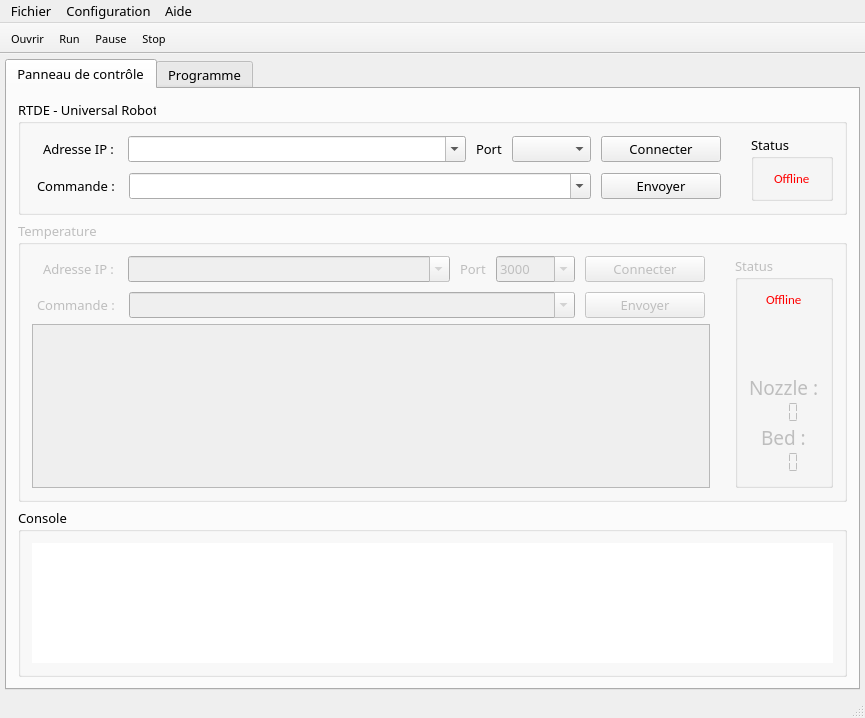
The window that RTDE-fdm-gui/mainwindow.ui (JulesTopart/RTDE-GUI-Sender) describes before a commit, drawn with Qt 5.
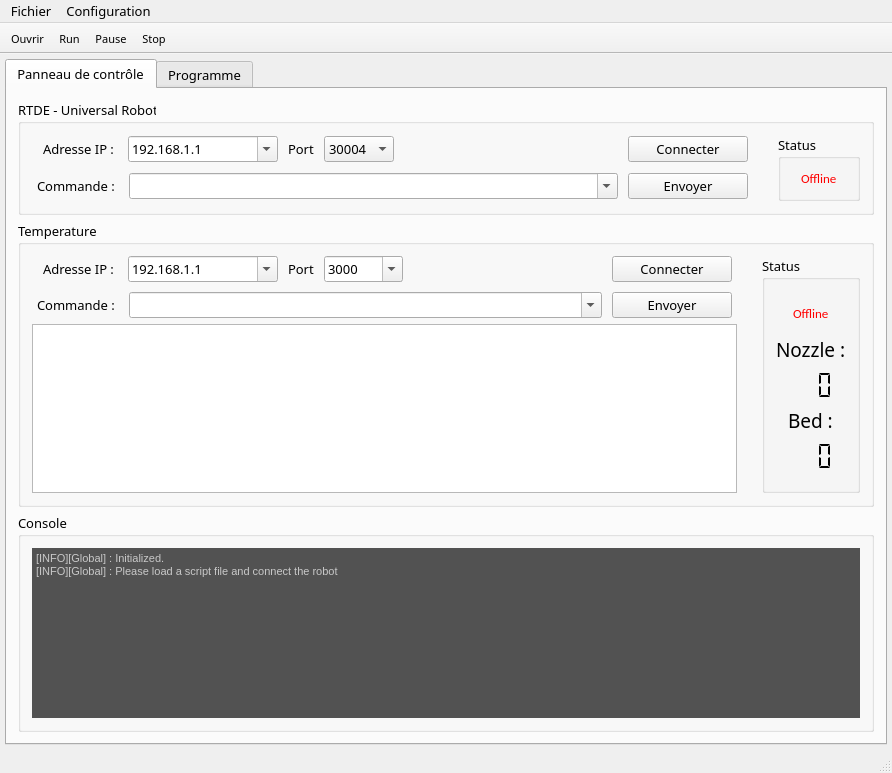
The same window after the commit. The open tabs and pages were chosen to show the change. Icons and pictures are not drawn.

```diff
--- a/RTDE-fdm-gui/mainwindow.ui
+++ b/RTDE-fdm-gui/mainwindow.ui
@@ -9,8 +9,8 @@
    <rect>
     <x>0</x>
     <y>0</y>
-    <width>865</width>
-    <height>718</height>
+    <width>892</width>
+    <height>773</height>
    </rect>
   </property>
   <property name="font">
@@ -55,7 +55,7 @@
         <string>Panneau de contrôle</string>
        </attribute>
        <layout class="QVBoxLayout" name="verticalLayout">
-        <item>
+        <item alignment="Qt::AlignTop">
          <widget class="QGroupBox" name="groupBox_rtde">
           <property name="sizePolicy">
            <sizepolicy hsizetype="Preferred" vsizetype="Maximum">
@@ -118,11 +118,17 @@
                <item>
                 <widget class="QComboBox" name="comboBoxIP_rtde">
                  <property name="sizePolicy">
-                  <sizepolicy hsizetype="MinimumExpanding" vsizetype="Fixed">
+                  <sizepolicy hsizetype="Maximum" vsizetype="Fixed">
                    <horstretch>0</horstretch>
                    <verstretch>0</verstretch>
                   </sizepolicy>
                  </property>
+                 <property name="minimumSize">
+                  <size>
+                   <width>150</width>
+                   <height>0</height>
+                  </size>
+                 </property>
                  <property name="maximumSize">
                   <size>
                    <width>16777215</width>
@@ -135,16 +141,27 @@
                  <property name="insertPolicy">
                   <enum>QComboBox::InsertAtTop</enum>
                  </property>
+                 <item>
+                  <property name="text">
+                   <string>192.168.1.1</string>
+                  </property>
+                 </item>
                 </widget>
                </item>
                <item>
                 <widget class="QLabel" name="labelPort">
                  <property name="sizePolicy">
-                  <sizepolicy hsizetype="Preferred" vsizetype="Preferred">
+                  <sizepolicy hsizetype="Maximum" vsizetype="Preferred">
                    <horstretch>0</horstretch>
                    <verstretch>0</verstretch>
                   </sizepolicy>
                  </property>
+                 <property name="minimumSize">
+                  <size>
+                   <width>20</width>
+                   <height>0</height>
+                  </size>
+                 </property>
                  <property name="text">
                   <string>Port</string>
                  </property>
@@ -158,17 +175,41 @@
                    <verstretch>0</verstretch>
                   </sizepolicy>
                  </property>
+                 <property name="minimumSize">
+                  <size>
+                   <width>70</width>
+                   <height>0</height>
+                  </size>
+                 </property>
                  <property name="editable">
                   <bool>false</bool>
                  </property>
                  <property name="currentText">
-                  <string/>
+                  <string>30004</string>
                  </property>
                  <property name="insertPolicy">
                   <enum>QComboBox::InsertAtTop</enum>
                  </property>
+                 <item>
+                  <property name="text">
+                   <string>30004</string>
+                  </property>
+                 </item>
                 </widget>
                </item>
+               <item>
+                <spacer name="horizontalSpacer_7">
+                 <property name="orientation">
+                  <enum>Qt::Horizontal</enum>
+                 </property>
+                 <property name="sizeHint" stdset="0">
+                  <size>
+                   <width>40</width>
+                   <height>20</height>
+                  </size>
+                 </property>
+                </spacer>
+               </item>
                <item>
                 <widget class="QPushButton" name="buttonConnect_rtde">
                  <property name="sizePolicy">
@@ -317,7 +358,7 @@
         <item>
          <widget class="QGroupBox" name="groupBox_temp">
           <property name="enabled">
-           <bool>false</bool>
+           <bool>true</bool>
           </property>
           <property name="sizePolicy">
            <sizepolicy hsizetype="Preferred" vsizetype="Maximum">
@@ -328,6 +369,12 @@
           <property name="title">
            <string>Temperature</string>
           </property>
+          <property name="flat">
+           <bool>false</bool>
+          </property>
+          <property name="checkable">
+           <bool>false</bool>
+          </property>
           <layout class="QHBoxLayout" name="horizontalLayout_8">
            <property name="spacing">
             <number>15</number>
@@ -385,17 +432,28 @@
                  <item>
                   <widget class="QComboBox" name="comboBoxIP_temp">
                    <property name="sizePolicy">
-                    <sizepolicy hsizetype="MinimumExpanding" vsizetype="Fixed">
+                    <sizepolicy hsizetype="Maximum" vsizetype="Fixed">
                      <horstretch>0</horstretch>
                      <verstretch>0</verstretch>
                     </sizepolicy>
                    </property>
+                   <property name="minimumSize">
+                    <size>
+                     <width>150</width>
+                     <height>0</height>
+                    </size>
+                   </property>
                    <property name="editable">
                     <bool>true</bool>
                    </property>
                    <property name="insertPolicy">
                     <enum>QComboBox::InsertAtTop</enum>
                    </property>
+                   <item>
+                    <property name="text">
+                     <string>192.168.1.1</string>
+                    </property>
+                   </item>
                   </widget>
                  </item>
                  <item>
@@ -419,6 +477,12 @@
                      <verstretch>0</verstretch>
                     </sizepolicy>
                    </property>
+                   <property name="minimumSize">
+                    <size>
+                     <width>70</width>
+                     <height>0</height>
+                    </size>
+                   </property>
                    <property name="editable">
                     <bool>true</bool>
                    </property>
@@ -430,6 +494,19 @@
                    </property>
                   </widget>
                  </item>
+                 <item>
+                  <spacer name="horizontalSpacer_8">
+                   <property name="orientation">
+                    <enum>Qt::Horizontal</enum>
+                   </property>
+                   <property name="sizeHint" stdset="0">
+                    <size>
+                     <width>40</width>
+                     <height>20</height>
+                    </size>
+                   </property>
+                  </spacer>
+                 </item>
                  <item>
                   <widget class="QPushButton" name="buttonConnect_temp">
                    <property name="sizePolicy">
@@ -572,22 +649,6 @@
                 </property>
                </widget>
               </item>
-              <item>
-               <spacer name="verticalSpacer">
-                <property name="orientation">
-                 <enum>Qt::Vertical</enum>
-                </property>
-                <property name="sizeType">
-                 <enum>QSizePolicy::Fixed</enum>
-                </property>
-                <property name="sizeHint" stdset="0">
-                 <size>
-                  <width>20</width>
-                  <height>66</height>
-                 </size>
-                </property>
-               </spacer>
-              </item>
               <item alignment="Qt::AlignHCenter">
                <widget class="QLabel" name="label_6">
                 <property name="sizePolicy">
@@ -699,6 +760,9 @@
           <layout class="QHBoxLayout" name="horizontalLayout_11">
            <item>
             <widget class="QTextEdit" name="console">
+             <property name="styleSheet">
+              <string notr="true">background : #525252; color : rgb(200,200,200);</string>
+             </property>
              <property name="frameShape">
               <enum>QFrame::NoFrame</enum>
              </property>
@@ -708,6 +772,14 @@
              <property name="readOnly">
               <bool>true</bool>
              </property>
+             <property name="html">
+              <string>&lt;!DOCTYPE HTML PUBLIC &quot;-//W3C//DTD HTML 4.0//EN&quot; &quot;http://www.w3.org/TR/REC-html40/strict.dtd&quot;&gt;
+&lt;html&gt;&lt;head&gt;&lt;meta name=&quot;qrichtext&quot; content=&quot;1&quot; /&gt;&lt;style type=&quot;text/css&quot;&gt;
+p, li { white-space: pre-wrap; }
+&lt;/style&gt;&lt;/head&gt;&lt;body style=&quot; font-family:'MS Shell Dlg 2'; font-size:8.25pt; font-weight:400; font-style:normal;&quot;&gt;
+&lt;p style=&quot; margin-top:0px; margin-bottom:0px; margin-left:0px; margin-right:0px; -qt-block-indent:0; text-indent:0px;&quot;&gt;[INFO][Global] : Initialized.&lt;/p&gt;
+&lt;p style=&quot; margin-top:0px; margin-bottom:0px; margin-left:0px; margin-right:0px; -qt-block-indent:0; text-indent:0px;&quot;&gt;[INFO][Global] : Please load a script file and connect the robot&lt;/p&gt;&lt;/body&gt;&lt;/html&gt;</string>
+             </property>
             </widget>
            </item>
           </layout>
@@ -833,8 +905,8 @@
     <rect>
      <x>0</x>
      <y>0</y>
-     <width>865</width>
-     <height>27</height>
+     <width>892</width>
+     <height>21</height>
     </rect>
    </property>
    <widget class="QMenu" name="menuFichier">
@@ -850,15 +922,11 @@
     <property name="title">
      <string>Configuration</string>
     </property>
-   </widget>
-   <widget class="QMenu" name="menuAide">
-    <property name="title">
-     <string>Aide</string>
-    </property>
+    <addaction name="actionEnableTemperature"/>
+    <addaction name="actionEnableConsole"/>
    </widget>
    <addaction name="menuFichier"/>
    <addaction name="menuConfiguration"/>
-   <addaction name="menuAide"/>
   </widget>
   <widget class="QToolBar" name="mainToolBar">
    <property name="font">
```
Left out of the diff: 113 changed lines with no effect on the pictures.
